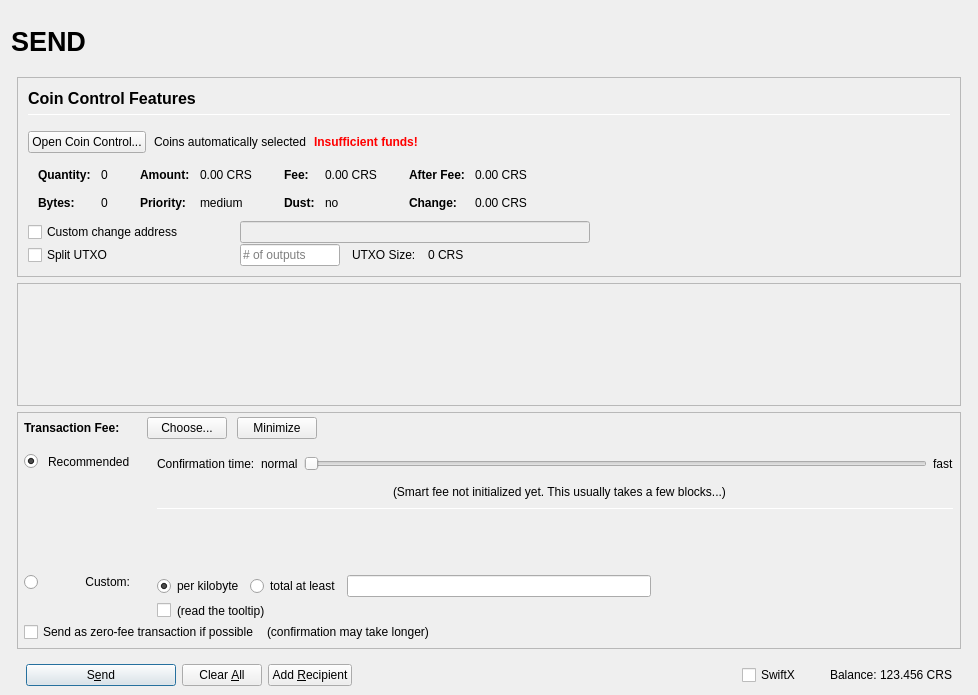
Old version of the form src/qt/forms/sendcoinsdialog.ui in the repository cronosdeveloper/Cronos.
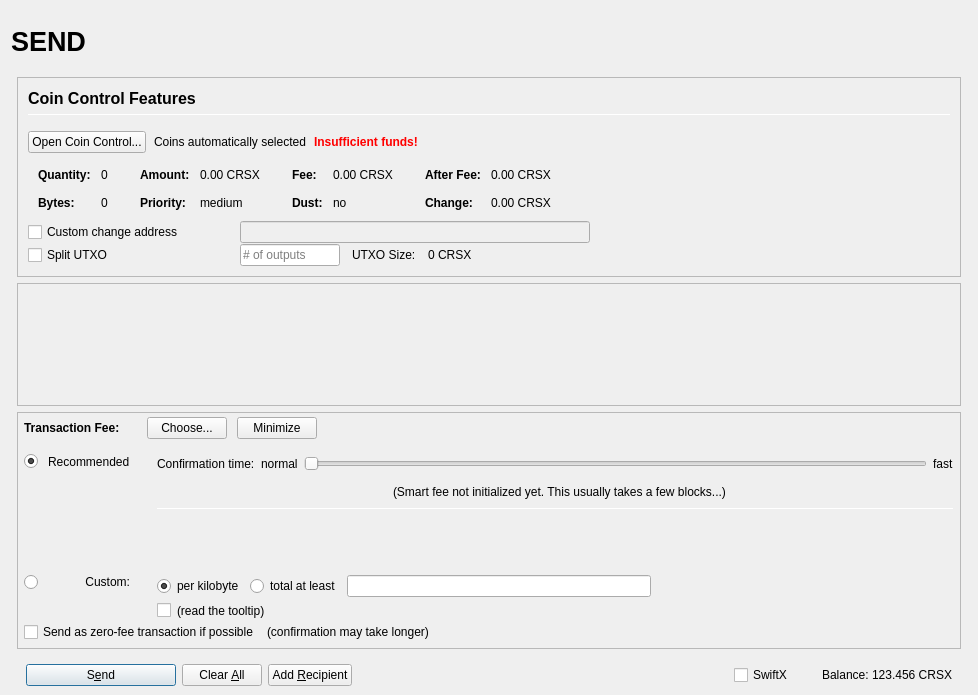
New version of the form. Icons and pictures are not drawn. Custom widgets are drawn as their Qt base class.

Commit message: ticker change to CRSX

The edit to the form file:
```diff
--- a/src/qt/forms/sendcoinsdialog.ui
+++ b/src/qt/forms/sendcoinsdialog.ui
@@ -493,7 +493,7 @@
                         <enum>Qt::ActionsContextMenu</enum>
                        </property>
                        <property name="text">
-                        <string notr="true">0.00 CRS</string>
+                        <string notr="true">0.00 CRSX</string>
                        </property>
                        <property name="textInteractionFlags">
                         <set>Qt::LinksAccessibleByMouse|Qt::TextSelectableByKeyboard|Qt::TextSelectableByMouse</set>
@@ -573,7 +573,7 @@
                         <enum>Qt::ActionsContextMenu</enum>
                        </property>
                        <property name="text">
-                        <string notr="true">0.00 CRS</string>
+                        <string notr="true">0.00 CRSX</string>
                        </property>
                        <property name="textInteractionFlags">
                         <set>Qt::LinksAccessibleByMouse|Qt::TextSelectableByKeyboard|Qt::TextSelectableByMouse</set>
@@ -653,7 +653,7 @@
                         <enum>Qt::ActionsContextMenu</enum>
                        </property>
                        <property name="text">
-                        <string notr="true">0.00 CRS</string>
+                        <string notr="true">0.00 CRSX</string>
                        </property>
                        <property name="textInteractionFlags">
                         <set>Qt::LinksAccessibleByMouse|Qt::TextSelectableByKeyboard|Qt::TextSelectableByMouse</set>
@@ -682,7 +682,7 @@
                         <enum>Qt::ActionsContextMenu</enum>
                        </property>
                        <property name="text">
-                        <string notr="true">0.00 CRS</string>
+                        <string notr="true">0.00 CRSX</string>
                        </property>
                        <property name="textInteractionFlags">
                         <set>Qt::LinksAccessibleByMouse|Qt::TextSelectableByKeyboard|Qt::TextSelectableByMouse</set>
@@ -849,7 +849,7 @@
                 <item>
                  <widget class="QLabel" name="labelBlockSize">
                   <property name="text">
-                   <string>0 CRS</string>
+                   <string>0 CRSX</string>
                   </property>
                  </widget>
                 </item>
@@ -1715,7 +1715,7 @@
                 <cursorShape>IBeamCursor</cursorShape>
                </property>
                <property name="text">
-                <string notr="true">123.456 CRS</string>
+                <string notr="true">123.456 CRSX</string>
                </property>
                <property name="textInteractionFlags">
                 <set>Qt::LinksAccessibleByMouse|Qt::TextSelectableByKeyboard|Qt::TextSelectableByMouse</set>
```
Left out of the diff: 8 changed lines with no effect on the pictures. The commit also changes 123 other files.
